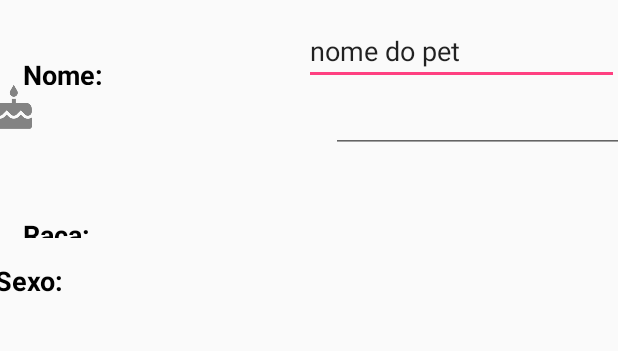
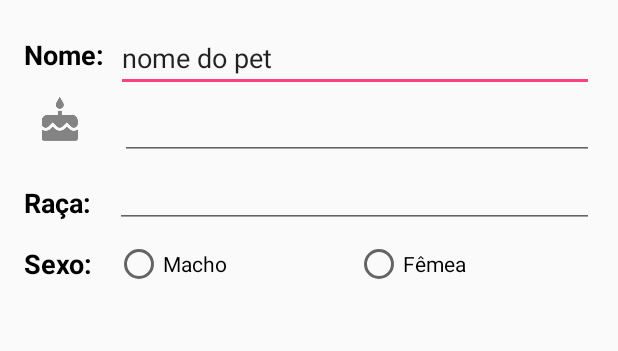
Before and after one commit to alefESE/MyPet, an Android app: the PerfilActivity screen opened directly, with no data from a screen before it, on a phone screen of 412 x 824 dp, the part 468-819 px from its top. Run offline under Robolectric (Android 15) with nearby library versions, the phone set to English and light mode, and no system bars.

Commit message:
Atualização da tela de perfil. TableRow foi apagado e utilizou-se apenas ConstraintLayout.

```diff
--- a/app/src/main/res/layout/activity_perfil.xml
+++ b/app/src/main/res/layout/activity_perfil.xml
@@ -19,106 +19,86 @@
         app:layout_constraintTop_toTopOf="parent" />
 
 
-    <TableLayout xmlns:android="http://schemas.android.com/apk/res/android"
-        android:layout_width="0dp"
-        android:layout_height="wrap_content"
-        android:layout_marginTop="11dp"
-        android:shrinkColumns="*"
-        android:stretchColumns="*"
-        app:layout_constraintEnd_toEndOf="parent"
-        app:layout_constraintStart_toStartOf="parent"
-        app:layout_constraintTop_toBottomOf="@+id/perfilFoto">
-
-        <TableRow
-            android:layout_width="match_parent"
-            android:layout_height="match_parent"
-            android:gravity="center_horizontal"
-            android:orientation="horizontal">
-
     <TextView
         android:id="@+id/perfilNome"
         android:layout_width="wrap_content"
         android:layout_height="wrap_content"
         android:layout_marginStart="16dp"
-                android:layout_marginTop="16dp"
+        android:layout_marginTop="24dp"
         android:layout_span="1"
         android:text="Nome:"
-                android:textSize="18sp" />
+        android:textSize="18sp"
+        app:layout_constraintStart_toStartOf="parent"
+        app:layout_constraintTop_toBottomOf="@+id/perfilFoto" />
 
     <EditText
         android:id="@+id/perfilNomePet"
         android:layout_width="0dp"
         android:layout_height="wrap_content"
+        android:layout_marginEnd="16dp"
+        android:layout_marginStart="8dp"
+        android:layout_marginTop="16dp"
         android:layout_span="3"
         android:ems="10"
         android:inputType="textPersonName"
         android:text="nome do pet"
-                android:textSize="18sp" />
-
-        </TableRow>
-
-        <TableRow
-            android:layout_width="match_parent"
-            android:layout_height="match_parent"
-            android:gravity="center_horizontal">
+        android:textSize="18sp"
+        app:layout_constraintEnd_toEndOf="parent"
+        app:layout_constraintStart_toEndOf="@+id/perfilNome"
+        app:layout_constraintTop_toBottomOf="@+id/perfilFoto" />
 
     <ImageView
         android:id="@+id/perfilImagemDataNascimento"
         android:layout_width="wrap_content"
         android:layout_height="wrap_content"
         android:layout_gravity="fill_horizontal"
-                android:layout_marginStart="16dp"
+        android:layout_marginStart="24dp"
         android:layout_marginTop="16dp"
         android:layout_span="1"
-                android:src="@drawable/ic_image_data_nascimento" />
-
+        android:src="@drawable/ic_image_data_nascimento"
+        app:layout_constraintStart_toStartOf="parent"
+        app:layout_constraintTop_toBottomOf="@+id/perfilNome" />
 
     <EditText
         android:id="@+id/perfilDataNascimento"
-                android:layout_width="wrap_content"
+        android:layout_width="0dp"
         android:layout_height="wrap_content"
         android:layout_gravity="center_horizontal"
-                android:layout_marginStart="16dp"
-                android:layout_marginTop="16dp"
+        android:layout_marginEnd="16dp"
+        android:layout_marginStart="24dp"
         android:layout_span="2"
         android:ems="10"
         android:inputType="date"
-                android:textSize="18sp" />
-
-        </TableRow>
-
-        <TableRow
-            android:layout_width="match_parent"
-            android:layout_height="match_parent"
-            android:gravity="center_horizontal">
+        android:textSize="18sp"
+        app:layout_constraintEnd_toEndOf="parent"
+        app:layout_constraintStart_toEndOf="@+id/perfilImagemDataNascimento"
+        app:layout_constraintTop_toBottomOf="@+id/perfilNomePet" />
 
     <TextView
         android:id="@+id/perfilRaca"
-                android:layout_width="200dp"
+        android:layout_width="wrap_content"
         android:layout_height="wrap_content"
         android:layout_marginStart="16dp"
         android:layout_marginTop="16dp"
         android:layout_span="1"
         android:text="Raça:"
-                android:textSize="18sp" />
+        android:textSize="18sp"
+        app:layout_constraintStart_toStartOf="parent"
+        app:layout_constraintTop_toBottomOf="@+id/perfilDataNascimento" />
 
     <EditText
         android:id="@+id/perfilRacaPet"
-                android:layout_width="wrap_content"
-                android:layout_height="16dp"
+        android:layout_width="0dp"
+        android:layout_height="wrap_content"
+        android:layout_marginEnd="16dp"
+        android:layout_marginStart="16dp"
         android:layout_span="3"
         android:ems="10"
         android:inputType="textPersonName"
         android:textSize="18sp"
-                tools:layout_editor_absoluteX="86dp" />
-
-        </TableRow>
-
-        <TableRow
-            android:layout_width="match_parent"
-            android:layout_height="match_parent"
-            android:gravity="center_horizontal"
-            android:orientation="horizontal">
+        app:layout_constraintEnd_toEndOf="parent"
+        app:layout_constraintStart_toEndOf="@+id/perfilRaca"
+        app:layout_constraintTop_toBottomOf="@+id/perfilDataNascimento" />
 
     <TextView
         android:id="@+id/perfilSexo"
@@ -128,21 +108,23 @@
         android:layout_marginTop="16dp"
         android:layout_span="1"
         android:text="Sexo:"
-                android:textSize="18sp" />
+        android:textSize="18sp"
+        app:layout_constraintStart_toStartOf="parent"
+        app:layout_constraintTop_toBottomOf="@+id/perfilRaca" />
 
     <RadioGroup
-                android:id="@+id/perfilGroupRadioButton"
+        android:id="@+id/perfilGrupoBotoesSexo"
 
         android:layout_width="0dp"
-                android:layout_height="28dp"
-                android:layout_marginEnd="232dp"
+        android:layout_height="wrap_content"
+        android:layout_marginEnd="16dp"
         android:layout_marginStart="16dp"
-                android:layout_marginTop="16dp"
+        android:layout_marginTop="8dp"
         android:layout_span="1"
         android:orientation="horizontal"
         app:layout_constraintEnd_toEndOf="parent"
         app:layout_constraintStart_toEndOf="@+id/perfilRaca"
-                app:layout_constraintTop_toBottomOf="@+id/perfilSexoPet">
+        app:layout_constraintTop_toBottomOf="@+id/perfilRacaPet">
 
         <RadioButton
             android:id="@+id/perfilBotaoMacho"
@@ -150,8 +132,8 @@
             android:layout_height="wrap_content"
             android:layout_span="1"
             android:layout_weight="1"
-                    android:text="RadioButton"
-                    tools:text="male" />
+            android:text="Macho"
+            tools:text="Macho" />
 
         <RadioButton
             android:id="@+id/perfilBotaoFemea"
@@ -159,14 +141,9 @@
             android:layout_height="wrap_content"
             android:layout_span="1"
             android:layout_weight="1"
-                    android:text="female" />
+            android:text="Fêmea"
+            tools:text="Fêmea" />
     </RadioGroup>
 
 
-        </TableRow>
-
-
-    </TableLayout>
-
-
 </android.support.constraint.ConstraintLayout>
--- a/app/src/main/res/layout/activity_tarefas.xml
+++ b/app/src/main/res/layout/activity_tarefas.xml
@@ -120,7 +120,7 @@
             android:layout_height="wrap_content"
             android:layout_marginEnd="16dp"
             android:layout_marginStart="16dp"
-            android:text="Comida"
+            android:text="TextView"
             android:textSize="@dimen/textoTarefa"
             app:layout_constraintEnd_toStartOf="@+id/tarefasTextoBrincar"
             app:layout_constraintStart_toStartOf="parent"
```
Also changed, not shown: app/src/main/java/com/projetolp3/presenter/view/activity/PerfilActivity.java (+8 -0 lines). Lines whose indentation alone changed are shown as unchanged.
